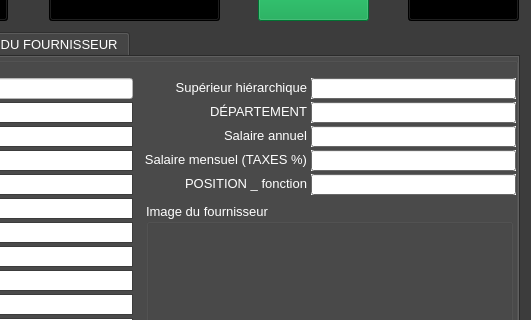
The window that ui/supplier/yeroth-erp-modifier-fournisseur-window.ui (yerothd/yeroth-erp-3-0) describes before a commit, drawn with Qt 5; both pictures show x 269 to 800 and y 110 to 430 of the 800 by 600 pixel window.
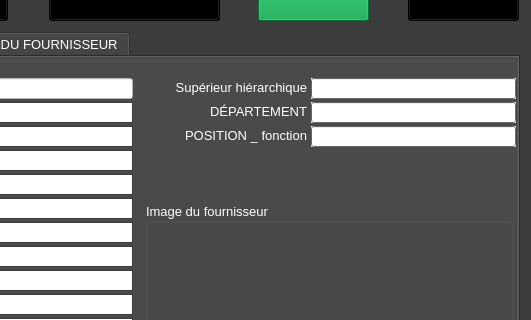
The same window after the commit. Icons and pictures are not drawn. Custom widgets are drawn as their Qt base class.

Diff of the .ui file:
```diff
--- a/ui/supplier/yeroth-erp-modifier-fournisseur-window.ui
+++ b/ui/supplier/yeroth-erp-modifier-fournisseur-window.ui
@@ -12294,553 +12294,11 @@
         <set>Qt::AlignRight|Qt::AlignTrailing|Qt::AlignVCenter</set>
        </property>
       </widget>
-      <widget class="QLabel" name="label_EMPLOYE_SALAIRE_annuel">
-       <property name="geometry">
-        <rect>
-         <x>408</x>
-         <y>68</y>
-         <width>155</width>
-         <height>21</height>
-        </rect>
-       </property>
-       <property name="font">
-        <font>
-         <pointsize>10</pointsize>
-         <weight>50</weight>
-         <bold>false</bold>
-        </font>
-       </property>
-       <property name="layoutDirection">
-        <enum>Qt::LeftToRight</enum>
-       </property>
-       <property name="text">
-        <string>Salaire annuel</string>
-       </property>
-       <property name="alignment">
-        <set>Qt::AlignRight|Qt::AlignTrailing|Qt::AlignVCenter</set>
-       </property>
-      </widget>
-      <widget class="YerothLineEdit" name="lineEdit_EMPLOYE_SALAIRE_MENSUEL">
-       <property name="geometry">
-        <rect>
-         <x>567</x>
-         <y>93</y>
-         <width>205</width>
-         <height>21</height>
-        </rect>
-       </property>
-       <property name="palette">
-        <palette>
-         <active>
-          <colorrole role="WindowText">
-           <brush brushstyle="SolidPattern">
-            <color alpha="255">
-             <red>0</red>
-             <green>0</green>
-             <blue>0</blue>
-            </color>
-           </brush>
-          </colorrole>
-          <colorrole role="Button">
-           <brush brushstyle="SolidPattern">
-            <color alpha="255">
-             <red>145</red>
-             <green>145</green>
-             <blue>145</blue>
-            </color>
-           </brush>
-          </colorrole>
-          <colorrole role="Light">
-           <brush brushstyle="SolidPattern">
-            <color alpha="255">
-             <red>218</red>
-             <green>218</green>
-             <blue>218</blue>
-            </color>
-           </brush>
-          </colorrole>
-          <colorrole role="Midlight">
-           <brush brushstyle="SolidPattern">
-            <color alpha="255">
-             <red>181</red>
-             <green>181</green>
-             <blue>181</blue>
-            </color>
-           </brush>
-          </colorrole>
-          <colorrole role="Dark">
-           <brush brushstyle="SolidPattern">
-            <color alpha="255">
-             <red>72</red>
-             <green>72</green>
-             <blue>72</blue>
-            </color>
-           </brush>
-          </colorrole>
-          <colorrole role="Mid">
-           <brush brushstyle="SolidPattern">
-            <color alpha="255">
-             <red>97</red>
-             <green>97</green>
-             <blue>97</blue>
-            </color>
-           </brush>
-          </colorrole>
-          <colorrole role="Text">
-           <brush brushstyle="SolidPattern">
-            <color alpha="255">
-             <red>0</red>
-             <green>0</green>
-             <blue>0</blue>
-            </color>
-           </brush>
-          </colorrole>
-          <colorrole role="BrightText">
-           <brush brushstyle="SolidPattern">
-            <color alpha="255">
-             <red>255</red>
-             <green>255</green>
-             <blue>255</blue>
-            </color>
-           </brush>
-          </colorrole>
-          <colorrole role="ButtonText">
-           <brush brushstyle="SolidPattern">
-            <color alpha="255">
-             <red>0</red>
-             <green>0</green>
-             <blue>0</blue>
-            </color>
-           </brush>
-          </colorrole>
-          <colorrole role="Base">
-           <brush brushstyle="SolidPattern">
-            <color alpha="255">
-             <red>255</red>
-             <green>255</green>
-             <blue>255</blue>
-            </color>
-           </brush>
-          </colorrole>
-          <colorrole role="Window">
-           <brush brushstyle="SolidPattern">
-            <color alpha="255">
-             <red>145</red>
-             <green>145</green>
-             <blue>145</blue>
-            </color>
-           </brush>
-          </colorrole>
-          <colorrole role="Shadow">
-           <brush brushstyle="SolidPattern">
-            <color alpha="255">
-             <red>0</red>
-             <green>0</green>
-             <blue>0</blue>
-            </color>
-           </brush>
-          </colorrole>
-          <colorrole role="Highlight">
-           <brush brushstyle="SolidPattern">
-            <color alpha="255">
-             <red>0</red>
-             <green>0</green>
-             <blue>0</blue>
-            </color>
-           </brush>
-          </colorrole>
-          <colorrole role="HighlightedText">
-           <brush brushstyle="SolidPattern">
-            <color alpha="255">
-             <red>2</red>
-             <green>160</green>
-             <blue>70</blue>
-            </color>
-           </brush>
-          </colorrole>
-          <colorrole role="AlternateBase">
-           <brush brushstyle="SolidPattern">
-            <color alpha="255">
-             <red>200</red>
-             <green>200</green>
-             <blue>200</blue>
-            </color>
-           </brush>
-          </colorrole>
-          <colorrole role="ToolTipBase">
-           <brush brushstyle="SolidPattern">
-            <color alpha="255">
-             <red>255</red>
-             <green>255</green>
-             <blue>220</blue>
-            </color>
-           </brush>
-          </colorrole>
-          <colorrole role="ToolTipText">
-           <brush brushstyle="SolidPattern">
-            <color alpha="255">
-             <red>0</red>
-             <green>0</green>
-             <blue>0</blue>
-            </color>
-           </brush>
-          </colorrole>
-          <colorrole role="PlaceholderText">
-           <brush brushstyle="NoBrush">
-            <color alpha="128">
-             <red>0</red>
-             <green>0</green>
-             <blue>0</blue>
-            </color>
-           </brush>
-          </colorrole>
-         </active>
-         <inactive>
-          <colorrole role="WindowText">
-           <brush brushstyle="SolidPattern">
-            <color alpha="255">
-             <red>0</red>
-             <green>0</green>
-             <blue>0</blue>
-            </color>
-           </brush>
-          </colorrole>
-          <colorrole role="Button">
-           <brush brushstyle="SolidPattern">
-            <color alpha="255">
-             <red>145</red>
-             <green>145</green>
-             <blue>145</blue>
-            </color>
-           </brush>
-          </colorrole>
-          <colorrole role="Light">
-           <brush brushstyle="SolidPattern">
-            <color alpha="255">
-             <red>218</red>
-             <green>218</green>
-             <blue>218</blue>
-            </color>
-           </brush>
-          </colorrole>
-          <colorrole role="Midlight">
-           <brush brushstyle="SolidPattern">
-            <color alpha="255">
-             <red>181</red>
-             <green>181</green>
-             <blue>181</blue>
-            </color>
-           </brush>
-          </colorrole>
-          <colorrole role="Dark">
-           <brush brushstyle="SolidPattern">
-            <color alpha="255">
-             <red>72</red>
-             <green>72</green>
-             <blue>72</blue>
-            </color>
-           </brush>
-          </colorrole>
-          <colorrole role="Mid">
-           <brush brushstyle="SolidPattern">
-            <color alpha="255">
-             <red>97</red>
-             <green>97</green>
-             <blue>97</blue>
-            </color>
-           </brush>
-          </colorrole>
-          <colorrole role="Text">
-           <brush brushstyle="SolidPattern">
-            <color alpha="255">
-             <red>0</red>
-             <green>0</green>
-             <blue>0</blue>
-            </color>
-           </brush>
-          </colorrole>
-          <colorrole role="BrightText">
-           <brush brushstyle="SolidPattern">
-            <color alpha="255">
-             <red>255</red>
-             <green>255</green>
-             <blue>255</blue>
-            </color>
-           </brush>
-          </colorrole>
-          <colorrole role="ButtonText">
-           <brush brushstyle="SolidPattern">
-            <color alpha="255">
-             <red>0</red>
-             <green>0</green>
-             <blue>0</blue>
-            </color>
-           </brush>
-          </colorrole>
-          <colorrole role="Base">
-           <brush brushstyle="SolidPattern">
-            <color alpha="255">
-             <red>255</red>
-             <green>255</green>
-             <blue>255</blue>
-            </color>
-           </brush>
-          </colorrole>
-          <colorrole role="Window">
-           <brush brushstyle="SolidPattern">
-            <color alpha="255">
-             <red>145</red>
-             <green>145</green>
-             <blue>145</blue>
-            </color>
-           </brush>
-          </colorrole>
-          <colorrole role="Shadow">
-           <brush brushstyle="SolidPattern">
-            <color alpha="255">
-             <red>0</red>
-             <green>0</green>
-             <blue>0</blue>
-            </color>
-           </brush>
-          </colorrole>
-          <colorrole role="Highlight">
-           <brush brushstyle="SolidPattern">
-            <color alpha="255">
-             <red>0</red>
-             <green>0</green>
-             <blue>0</blue>
-            </color>
-           </brush>
-          </colorrole>
-          <colorrole role="HighlightedText">
-           <brush brushstyle="SolidPattern">
-            <color alpha="255">
-             <red>2</red>
-             <green>160</green>
-             <blue>70</blue>
-            </color>
-           </brush>
-          </colorrole>
-          <colorrole role="AlternateBase">
-           <brush brushstyle="SolidPattern">
-            <color alpha="255">
-             <red>200</red>
-             <green>200</green>
-             <blue>200</blue>
-            </color>
-           </brush>
-          </colorrole>
-          <colorrole role="ToolTipBase">
-           <brush brushstyle="SolidPattern">
-            <color alpha="255">
-             <red>255</red>
-             <green>255</green>
-             <blue>220</blue>
-            </color>
-           </brush>
-          </colorrole>
-          <colorrole role="ToolTipText">
-           <brush brushstyle="SolidPattern">
-            <color alpha="255">
-             <red>0</red>
-             <green>0</green>
-             <blue>0</blue>
-            </color>
-           </brush>
-          </colorrole>
-          <colorrole role="PlaceholderText">
-           <brush brushstyle="NoBrush">
-            <color alpha="128">
-             <red>0</red>
-             <green>0</green>
-             <blue>0</blue>
-            </color>
-           </brush>
-          </colorrole>
-         </inactive>
-         <disabled>
-          <colorrole role="WindowText">
-           <brush brushstyle="SolidPattern">
-            <color alpha="255">
-             <red>72</red>
-             <green>72</green>
-             <blue>72</blue>
-            </color>
-           </brush>
-          </colorrole>
-          <colorrole role="Button">
-           <brush brushstyle="SolidPattern">
-            <color alpha="255">
-             <red>145</red>
-             <green>145</green>
-             <blue>145</blue>
-            </color>
-           </brush>
-          </colorrole>
-          <colorrole role="Light">
-           <brush brushstyle="SolidPattern">
-            <color alpha="255">
-             <red>218</red>
-             <green>218</green>
-             <blue>218</blue>
-            </color>
-           </brush>
-          </colorrole>
-          <colorrole role="Midlight">
-           <brush brushstyle="SolidPattern">
-            <color alpha="255">
-             <red>181</red>
-             <green>181</green>
-             <blue>181</blue>
-            </color>
-           </brush>
-          </colorrole>
-          <colorrole role="Dark">
-           <brush brushstyle="SolidPattern">
-            <color alpha="255">
-             <red>72</red>
-             <green>72</green>
-             <blue>72</blue>
-            </color>
-           </brush>
-          </colorrole>
-          <colorrole role="Mid">
-           <brush brushstyle="SolidPattern">
-            <color alpha="255">
-             <red>97</red>
-             <green>97</green>
-             <blue>97</blue>
-            </color>
-           </brush>
-          </colorrole>
-          <colorrole role="Text">
-           <brush brushstyle="SolidPattern">
-            <color alpha="255">
-             <red>72</red>
-             <green>72</green>
-             <blue>72</blue>
-            </color>
-           </brush>
-          </colorrole>
-          <colorrole role="BrightText">
-           <brush brushstyle="SolidPattern">
-            <color alpha="255">
-             <red>255</red>
-             <green>255</green>
-             <blue>255</blue>
-            </color>
-           </brush>
-          </colorrole>
-          <colorrole role="ButtonText">
-           <brush brushstyle="SolidPattern">
-            <color alpha="255">
-             <red>72</red>
-             <green>72</green>
-             <blue>72</blue>
-            </color>
-           </brush>
-          </colorrole>
-          <colorrole role="Base">
-           <brush brushstyle="SolidPattern">
-            <color alpha="255">
-             <red>145</red>
-             <green>145</green>
-             <blue>145</blue>
-            </color>
-           </brush>
-          </colorrole>
-          <colorrole role="Window">
-           <brush brushstyle="SolidPattern">
-            <color alpha="255">
-             <red>145</red>
-             <green>145</green>
-             <blue>145</blue>
-            </color>
-           </brush>
-          </colorrole>
-          <colorrole role="Shadow">
-           <brush brushstyle="SolidPattern">
-            <color alpha="255">
-             <red>0</red>
-             <green>0</green>
-             <blue>0</blue>
-            </color>
-           </brush>
-          </colorrole>
-          <colorrole role="Highlight">
-           <brush brushstyle="SolidPattern">
-            <color alpha="255">
-             <red>145</red>
-             <green>145</green>
-             <blue>145</blue>
-            </color>
-           </brush>
-          </colorrole>
-          <colorrole role="HighlightedText">
-           <brush brushstyle="SolidPattern">
-            <color alpha="255">
-             <red>2</red>
-             <green>160</green>
-             <blue>70</blue>
-            </color>
-           </brush>
-          </colorrole>
-          <colorrole role="AlternateBase">
-           <brush brushstyle="SolidPattern">
-            <color alpha="255">
-             <red>145</red>
-             <green>145</green>
-             <blue>145</blue>
-            </color>
-           </brush>
-          </colorrole>
-          <colorrole role="ToolTipBase">
-           <brush brushstyle="SolidPattern">
-            <color alpha="255">
-             <red>255</red>
-             <green>255</green>
-             <blue>220</blue>
-            </color>
-           </brush>
-          </colorrole>
-          <colorrole role="ToolTipText">
-           <brush brushstyle="SolidPattern">
-            <color alpha="255">
-             <red>0</red>
-             <green>0</green>
-             <blue>0</blue>
-            </color>
-           </brush>
-          </colorrole>
-          <colorrole role="PlaceholderText">
-           <brush brushstyle="NoBrush">
-            <color alpha="128">
-             <red>0</red>
-             <green>0</green>
-             <blue>0</blue>
-            </color>
-           </brush>
-          </colorrole>
-         </disabled>
-        </palette>
-       </property>
-       <property name="font">
-        <font>
-         <pointsize>10</pointsize>
-         <weight>75</weight>
-         <bold>true</bold>
-        </font>
-       </property>
-       <property name="autoFillBackground">
-        <bool>true</bool>
-       </property>
-      </widget>
       <widget class="YerothLineEdit" name="lineEdit_EMPLOYE_position_fonction">
        <property name="geometry">
         <rect>
          <x>567</x>
-         <y>117</y>
+         <y>69</y>
          <width>205</width>
          <height>21</height>
         </rect>
@@ -13378,548 +12836,6 @@
         <set>Qt::AlignRight|Qt::AlignTrailing|Qt::AlignVCenter</set>
        </property>
       </widget>
-      <widget class="QLabel" name="label_EMPLOYE_SALAIRE_MENSUEL">
-       <property name="geometry">
-        <rect>
-         <x>401</x>
-         <y>92</y>
-         <width>162</width>
-         <height>21</height>
-        </rect>
-       </property>
-       <property name="font">
-        <font>
-         <pointsize>10</pointsize>
-         <weight>50</weight>
-         <bold>false</bold>
-        </font>
-       </property>
-       <property name="layoutDirection">
-        <enum>Qt::LeftToRight</enum>
-       </property>
-       <property name="text">
-        <string>Salaire mensuel (TAXES %)</string>
-       </property>
-       <property name="alignment">
-        <set>Qt::AlignRight|Qt::AlignTrailing|Qt::AlignVCenter</set>
-       </property>
-      </widget>
-      <widget class="YerothLineEdit" name="lineEdit_EMPLOYE_SALAIRE_annuel">
-       <property name="geometry">
-        <rect>
-         <x>567</x>
-         <y>69</y>
-         <width>205</width>
-         <height>21</height>
-        </rect>
-       </property>
-       <property name="palette">
-        <palette>
-         <active>
-          <colorrole role="WindowText">
-           <brush brushstyle="SolidPattern">
-            <color alpha="255">
-             <red>0</red>
-             <green>0</green>
-             <blue>0</blue>
-            </color>
-           </brush>
-          </colorrole>
-          <colorrole role="Button">
-           <brush brushstyle="SolidPattern">
-            <color alpha="255">
-             <red>145</red>
-             <green>145</green>
-             <blue>145</blue>
-            </color>
-           </brush>
-          </colorrole>
-          <colorrole role="Light">
-           <brush brushstyle="SolidPattern">
-            <color alpha="255">
-             <red>218</red>
-             <green>218</green>
-             <blue>218</blue>
-            </color>
-           </brush>
-          </colorrole>
-          <colorrole role="Midlight">
-           <brush brushstyle="SolidPattern">
-            <color alpha="255">
-             <red>181</red>
-             <green>181</green>
-             <blue>181</blue>
-            </color>
-           </brush>
-          </colorrole>
-          <colorrole role="Dark">
-           <brush brushstyle="SolidPattern">
-            <color alpha="255">
-             <red>72</red>
-             <green>72</green>
-             <blue>72</blue>
-            </color>
-           </brush>
-          </colorrole>
-          <colorrole role="Mid">
-           <brush brushstyle="SolidPattern">
-            <color alpha="255">
-             <red>97</red>
-             <green>97</green>
-             <blue>97</blue>
-            </color>
-           </brush>
-          </colorrole>
-          <colorrole role="Text">
-           <brush brushstyle="SolidPattern">
-            <color alpha="255">
-             <red>0</red>
-             <green>0</green>
-             <blue>0</blue>
-            </color>
-           </brush>
-          </colorrole>
-          <colorrole role="BrightText">
-           <brush brushstyle="SolidPattern">
-            <color alpha="255">
-             <red>255</red>
-             <green>255</green>
-             <blue>255</blue>
-            </color>
-           </brush>
-          </colorrole>
-          <colorrole role="ButtonText">
-           <brush brushstyle="SolidPattern">
-            <color alpha="255">
-             <red>0</red>
-             <green>0</green>
-             <blue>0</blue>
-            </color>
-           </brush>
-          </colorrole>
-          <colorrole role="Base">
-           <brush brushstyle="SolidPattern">
-            <color alpha="255">
-             <red>255</red>
-             <green>255</green>
-             <blue>255</blue>
-            </color>
-           </brush>
-          </colorrole>
-          <colorrole role="Window">
-           <brush brushstyle="SolidPattern">
-            <color alpha="255">
-             <red>145</red>
-             <green>145</green>
-             <blue>145</blue>
-            </color>
-           </brush>
-          </colorrole>
-          <colorrole role="Shadow">
-           <brush brushstyle="SolidPattern">
-            <color alpha="255">
-             <red>0</red>
-             <green>0</green>
-             <blue>0</blue>
-            </color>
-           </brush>
-          </colorrole>
-          <colorrole role="Highlight">
-           <brush brushstyle="SolidPattern">
-            <color alpha="255">
-             <red>0</red>
-             <green>0</green>
-             <blue>0</blue>
-            </color>
-           </brush>
-          </colorrole>
-          <colorrole role="HighlightedText">
-           <brush brushstyle="SolidPattern">
-            <color alpha="255">
-             <red>2</red>
-             <green>160</green>
-             <blue>70</blue>
-            </color>
-           </brush>
-          </colorrole>
-          <colorrole role="AlternateBase">
-           <brush brushstyle="SolidPattern">
-            <color alpha="255">
-             <red>200</red>
-             <green>200</green>
-             <blue>200</blue>
-            </color>
-           </brush>
-          </colorrole>
-          <colorrole role="ToolTipBase">
-           <brush brushstyle="SolidPattern">
-            <color alpha="255">
-             <red>255</red>
-             <green>255</green>
-             <blue>220</blue>
-            </color>
-           </brush>
-          </colorrole>
-          <colorrole role="ToolTipText">
-           <brush brushstyle="SolidPattern">
-            <color alpha="255">
-             <red>0</red>
-             <green>0</green>
-             <blue>0</blue>
-            </color>
-           </brush>
-          </colorrole>
-          <colorrole role="PlaceholderText">
-           <brush brushstyle="NoBrush">
-            <color alpha="128">
-             <red>0</red>
-             <green>0</green>
-             <blue>0</blue>
-            </color>
-           </brush>
-          </colorrole>
-         </active>
-         <inactive>
-          <colorrole role="WindowText">
-           <brush brushstyle="SolidPattern">
-            <color alpha="255">
-             <red>0</red>
-             <green>0</green>
-             <blue>0</blue>
-            </color>
-           </brush>
-          </colorrole>
-          <colorrole role="Button">
-           <brush brushstyle="SolidPattern">
-            <color alpha="255">
-             <red>145</red>
-             <green>145</green>
-             <blue>145</blue>
-            </color>
-           </brush>
-          </colorrole>
-          <colorrole role="Light">
-           <brush brushstyle="SolidPattern">
-            <color alpha="255">
-             <red>218</red>
-             <green>218</green>
-             <blue>218</blue>
-            </color>
-           </brush>
-          </colorrole>
-          <colorrole role="Midlight">
-           <brush brushstyle="SolidPattern">
-            <color alpha="255">
-             <red>181</red>
-             <green>181</green>
-             <blue>181</blue>
-            </color>
-           </brush>
-          </colorrole>
-          <colorrole role="Dark">
-           <brush brushstyle="SolidPattern">
-            <color alpha="255">
-             <red>72</red>
-             <green>72</green>
-             <blue>72</blue>
-            </color>
-           </brush>
-          </colorrole>
-          <colorrole role="Mid">
-           <brush brushstyle="SolidPattern">
-            <color alpha="255">
-             <red>97</red>
-             <green>97</green>
-             <blue>97</blue>
-            </color>
-           </brush>
-          </colorrole>
-          <colorrole role="Text">
-           <brush brushstyle="SolidPattern">
-            <color alpha="255">
-             <red>0</red>
-             <green>0</green>
-             <blue>0</blue>
-            </color>
-           </brush>
-          </colorrole>
-          <colorrole role="BrightText">
-           <brush brushstyle="SolidPattern">
-            <color alpha="255">
-             <red>255</red>
-             <green>255</green>
-             <blue>255</blue>
-            </color>
-           </brush>
-          </colorrole>
-          <colorrole role="ButtonText">
-           <brush brushstyle="SolidPattern">
-            <color alpha="255">
-             <red>0</red>
-             <green>0</green>
-             <blue>0</blue>
-            </color>
-           </brush>
-          </colorrole>
-          <colorrole role="Base">
-           <brush brushstyle="SolidPattern">
-            <color alpha="255">
-             <red>255</red>
-             <green>255</green>
-             <blue>255</blue>
-            </color>
-           </brush>
-          </colorrole>
-          <colorrole role="Window">
-           <brush brushstyle="SolidPattern">
-            <color alpha="255">
-             <red>145</red>
-             <green>145</green>
-             <blue>145</blue>
-            </color>
-           </brush>
-          </colorrole>
-          <colorrole role="Shadow">
-           <brush brushstyle="SolidPattern">
-            <color alpha="255">
-             <red>0</red>
-             <green>0</green>
-             <blue>0</blue>
-            </color>
-           </brush>
-          </colorrole>
-          <colorrole role="Highlight">
-           <brush brushstyle="SolidPattern">
-            <color alpha="255">
-             <red>0</red>
-             <green>0</green>
-             <blue>0</blue>
-            </color>
-           </brush>
-          </colorrole>
-          <colorrole role="HighlightedText">
-           <brush brushstyle="SolidPattern">
-            <color alpha="255">
-             <red>2</red>
-             <green>160</green>
-             <blue>70</blue>
-            </color>
-           </brush>
-          </colorrole>
-          <colorrole role="AlternateBase">
-           <brush brushstyle="SolidPattern">
-            <color alpha="255">
-             <red>200</red>
-             <green>200</green>
-             <blue>200</blue>
-            </color>
-           </brush>
-          </colorrole>
-          <colorrole role="ToolTipBase">
-           <brush brushstyle="SolidPattern">
-            <color alpha="255">
-             <red>255</red>
-             <green>255</green>
-             <blue>220</blue>
-            </color>
-           </brush>
-          </colorrole>
-          <colorrole role="ToolTipText">
-           <brush brushstyle="SolidPattern">
-            <color alpha="255">
-             <red>0</red>
-             <green>0</green>
-             <blue>0</blue>
-            </color>
-           </brush>
-          </colorrole>
-          <colorrole role="PlaceholderText">
-           <brush brushstyle="NoBrush">
-            <color alpha="128">
-             <red>0</red>
-             <green>0</green>
-             <blue>0</blue>
-            </color>
-           </brush>
-          </colorrole>
-         </inactive>
-         <disabled>
-          <colorrole role="WindowText">
-           <brush brushstyle="SolidPattern">
-            <color alpha="255">
-             <red>72</red>
-             <green>72</green>
-             <blue>72</blue>
-            </color>
-           </brush>
-          </colorrole>
-          <colorrole role="Button">
-           <brush brushstyle="SolidPattern">
-            <color alpha="255">
-             <red>145</red>
-             <green>145</green>
-             <blue>145</blue>
-            </color>
-           </brush>
-          </colorrole>
-          <colorrole role="Light">
-           <brush brushstyle="SolidPattern">
-            <color alpha="255">
-             <red>218</red>
-             <green>218</green>
-             <blue>218</blue>
-            </color>
-           </brush>
-          </colorrole>
-          <colorrole role="Midlight">
-           <brush brushstyle="SolidPattern">
-            <color alpha="255">
-             <red>181</red>
-             <green>181</green>
-             <blue>181</blue>
-            </color>
-           </brush>
-          </colorrole>
-          <colorrole role="Dark">
-           <brush brushstyle="SolidPattern">
-            <color alpha="255">
-             <red>72</red>
-             <green>72</green>
-             <blue>72</blue>
-            </color>
-           </brush>
-          </colorrole>
-          <colorrole role="Mid">
-           <brush brushstyle="SolidPattern">
-            <color alpha="255">
-             <red>97</red>
-             <green>97</green>
-             <blue>97</blue>
-            </color>
-           </brush>
-          </colorrole>
-          <colorrole role="Text">
-           <brush brushstyle="SolidPattern">
-            <color alpha="255">
-             <red>72</red>
-             <green>72</green>
-             <blue>72</blue>
-            </color>
-           </brush>
-          </colorrole>
-          <colorrole role="BrightText">
-           <brush brushstyle="SolidPattern">
-            <color alpha="255">
-             <red>255</red>
-             <green>255</green>
-             <blue>255</blue>
-            </color>
-           </brush>
-          </colorrole>
-          <colorrole role="ButtonText">
-           <brush brushstyle="SolidPattern">
-            <color alpha="255">
-             <red>72</red>
-             <green>72</green>
-             <blue>72</blue>
-            </color>
-           </brush>
-          </colorrole>
-          <colorrole role="Base">
-           <brush brushstyle="SolidPattern">
-            <color alpha="255">
-             <red>145</red>
-             <green>145</green>
-             <blue>145</blue>
-            </color>
-           </brush>
-          </colorrole>
-          <colorrole role="Window">
-           <brush brushstyle="SolidPattern">
-            <color alpha="255">
-             <red>145</red>
-             <green>145</green>
-             <blue>145</blue>
-            </color>
-           </brush>
-          </colorrole>
-          <colorrole role="Shadow">
-           <brush brushstyle="SolidPattern">
-            <color alpha="255">
-             <red>0</red>
-             <green>0</green>
-             <blue>0</blue>
-            </color>
-           </brush>
-          </colorrole>
-          <colorrole role="Highlight">
-           <brush brushstyle="SolidPattern">
-            <color alpha="255">
-             <red>145</red>
-             <green>145</green>
-             <blue>145</blue>
-            </color>
-           </brush>
-          </colorrole>
-          <colorrole role="HighlightedText">
-           <brush brushstyle="SolidPattern">
-            <color alpha="255">
-             <red>2</red>
-             <green>160</green>
-             <blue>70</blue>
-            </color>
-           </brush>
-          </colorrole>
-          <colorrole role="AlternateBase">
-           <brush brushstyle="SolidPattern">
-            <color alpha="255">
-             <red>145</red>
-             <green>145</green>
-             <blue>145</blue>
-            </color>
-           </brush>
-          </colorrole>
-          <colorrole role="ToolTipBase">
-           <brush brushstyle="SolidPattern">
-            <color alpha="255">
-             <red>255</red>
-             <green>255</green>
-             <blue>220</blue>
-            </color>
-           </brush>
-          </colorrole>
-          <colorrole role="ToolTipText">
-           <brush brushstyle="SolidPattern">
-            <color alpha="255">
-             <red>0</red>
-             <green>0</green>
-             <blue>0</blue>
-            </color>
-           </brush>
-          </colorrole>
-          <colorrole role="PlaceholderText">
-           <brush brushstyle="NoBrush">
-            <color alpha="128">
-             <red>0</red>
-             <green>0</green>
-             <blue>0</blue>
-            </color>
-           </brush>
-          </colorrole>
-         </disabled>
-        </palette>
-       </property>
-       <property name="font">
-        <font>
-         <pointsize>10</pointsize>
-         <weight>75</weight>
-         <bold>true</bold>
-        </font>
-       </property>
-       <property name="autoFillBackground">
-        <bool>true</bool>
-       </property>
-      </widget>
       <widget class="YerothLineEdit" name="lineEdit_employe_DEPARTEMENT">
        <property name="geometry">
         <rect>
@@ -14956,7 +13872,7 @@
        <property name="geometry">
         <rect>
          <x>408</x>
-         <y>116</y>
+         <y>68</y>
          <width>155</width>
          <height>21</height>
         </rect>
```
